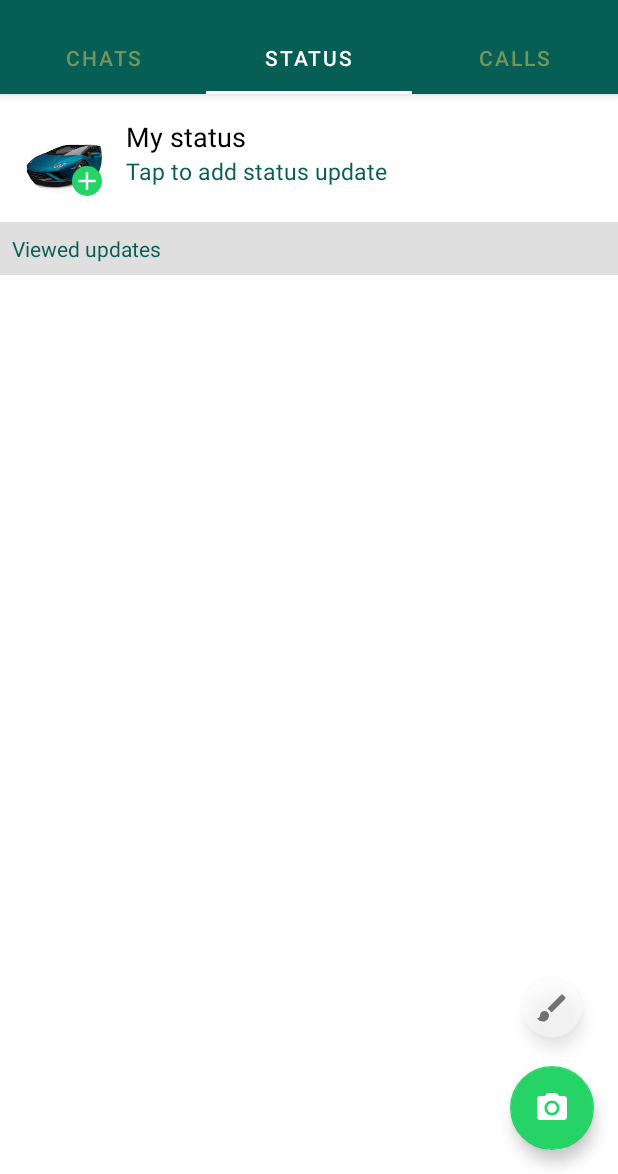
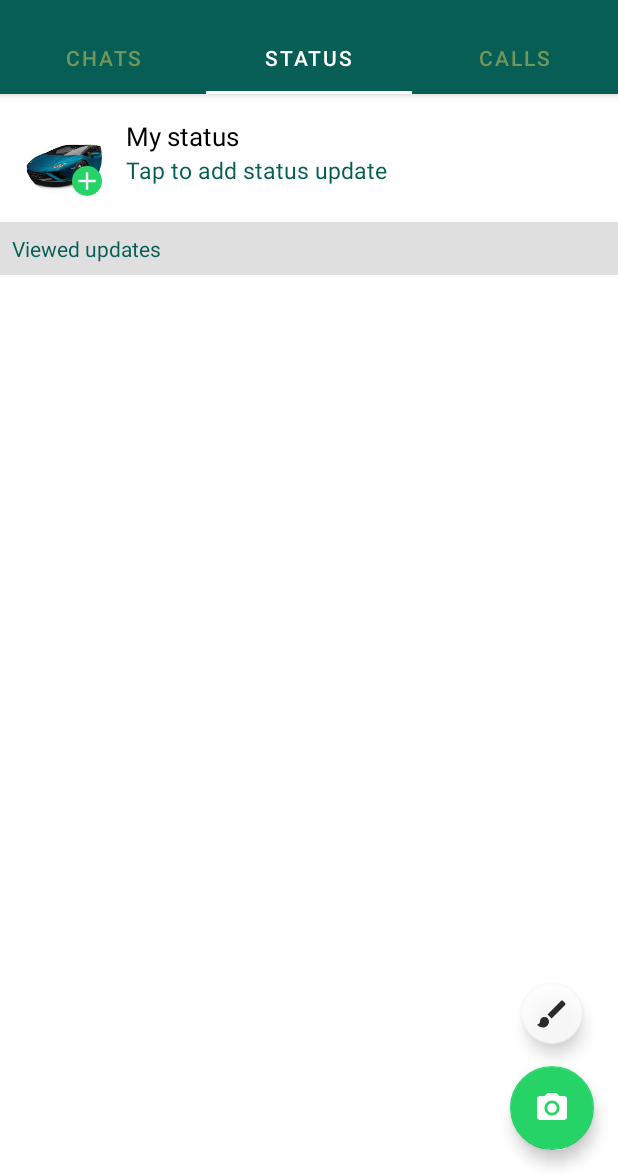
Before and after one commit to NayakRoshan/WhatsApp-Clone, an Android app: the screen it shows after launch (MainScreen before the commit, MainActivity after it), tab 2 chosen, on a phone screen of 412 x 824 dp, the part 62-1236 px from its top. Run offline under Robolectric (Android 15) with nearby library versions, the phone set to English and light mode, and no system bars; our stand-ins replace CircleImageView.

Commit message:
minor changes.

```diff
--- a/app/src/main/AndroidManifest.xml
+++ b/app/src/main/AndroidManifest.xml
@@ -16,7 +16,7 @@
             android:name=".ui.ChatActivity"
             android:theme="@style/NoActionBarMainTheme"
             android:windowSoftInputMode="stateVisible|adjustResize"/>
-        <activity android:name=".ui.MainScreen"
+        <activity android:name=".ui.MainActivity"
             android:theme="@style/NoActionBarMainTheme">
             <intent-filter>
                 <action android:name="android.intent.action.MAIN" />
--- a/app/src/main/java/com/example/whatsappclone/ui/MainScreen.kt
+++ b/app/src/main/java/com/example/whatsappclone/ui/MainActivity.kt
@@ -4,6 +4,7 @@ import android.animation.Animator
 import android.animation.ObjectAnimator
 import androidx.appcompat.app.AppCompatActivity
 import android.os.Bundle
+import android.util.Log
 import android.view.View
 import androidx.core.content.ContextCompat
 import androidx.fragment.app.Fragment
@@ -11,10 +12,11 @@ import androidx.viewpager.widget.ViewPager
 import com.example.whatsappclone.R
 import kotlinx.android.synthetic.main.activity_main.*
 
-class MainScreen : AppCompatActivity() {
+class MainActivity : AppCompatActivity() {
 
     private var previousPage : Int = 0
     private var TRANSLATED_Y : Float? = null
+    private val FAB_MARGIN = 10
 
     override fun onCreate(savedInstanceState: Bundle?) {
         super.onCreate(savedInstanceState)
@@ -24,7 +26,7 @@ class MainScreen : AppCompatActivity() {
 
     override fun onStart() {
         super.onStart()
-        TRANSLATED_Y = 100f
+        Log.d("Height", "fab height = ${fabNormal.height}")
     }
 
     private fun setUpAdapterAndTabLayout() {
@@ -53,6 +55,9 @@ class MainScreen : AppCompatActivity() {
         ) {}
 
         override fun onPageSelected(position: Int) {
+            Log.d("Height", "fab height = ${fabNormal.height}")
+            TRANSLATED_Y = fabNormal.height.toFloat() + FAB_MARGIN.toFloat()
+
             if (previousPage == 0) {
                 fabMini.visibility = View.VISIBLE
                 when (position) {
--- a/app/src/main/res/drawable-v24/info.xml
+++ b/app/src/main/res/drawable-v24/info.xml
@@ -3,7 +3,7 @@
     android:height="24dp"
     android:viewportWidth="24"
     android:viewportHeight="24"
-    android:tint="@color/dialog_icon_color">
+    android:tint="@color/iconColor">
   <path
       android:fillColor="@android:color/white"
       android:pathData="M12,2C6.48,2 2,6.48 2,12s4.48,10 10,10 10,-4.48 10,-10S17.52,2 12,2zM13,17h-2v-6h2v6zM13,9h-2L11,7h2v2z"/>
--- /dev/null
+++ b/app/src/main/res/drawable/square_layout.xml
@@ -0,0 +1,6 @@
+<?xml version="1.0" encoding="utf-8"?>
+<shape xmlns:android="http://schemas.android.com/apk/res/android"
+    android:shape="rectangle">
+    <size android:width="@dimen/sharedDocSize"
+        android:height="@dimen/sharedDocSize"/>
+</shape>
--- a/app/src/main/res/layout/activity_main.xml
+++ b/app/src/main/res/layout/activity_main.xml
@@ -4,7 +4,7 @@
     xmlns:tools="http://schemas.android.com/tools"
     android:layout_width="match_parent"
     android:layout_height="match_parent"
-    tools:context=".ui.MainScreen">
+    tools:context=".ui.MainActivity">
 
     <com.google.android.material.appbar.AppBarLayout
         android:id="@+id/abMainBar"
@@ -70,7 +70,7 @@
         app:fabSize="mini"
         app:backgroundTint="@color/white"
         android:visibility="invisible"
-        android:alpha="0.5"
+        android:alpha="0.8"
         app:layout_constraintBottom_toBottomOf="@id/fabNormal"
         app:layout_constraintEnd_toEndOf="@id/fabNormal"
         app:layout_constraintStart_toStartOf="@id/fabNormal"
--- a/app/src/main/res/layout/shared_doc_layout.xml
+++ b/app/src/main/res/layout/shared_doc_layout.xml
@@ -4,12 +4,12 @@
     xmlns:app="http://schemas.android.com/apk/res-auto"
     android:layout_width="wrap_content"
     android:layout_height="wrap_content"
-    android:layout_margin="8dp">
+    android:layout_margin="@dimen/lessMargin">
 
     <ImageView
         android:id="@+id/ivSharedImage"
-        android:layout_width="@dimen/sharedSocSize"
-        android:layout_height="@dimen/sharedSocSize"
+        android:layout_width="@dimen/sharedDocSize"
+        android:layout_height="@dimen/sharedDocSize"
         app:layout_constraintStart_toStartOf="parent"
         app:layout_constraintTop_toTopOf="parent"
         app:layout_constraintEnd_toEndOf="parent"
--- a/app/src/main/res/layout/view_layout.xml
+++ b/app/src/main/res/layout/view_layout.xml
@@ -51,7 +51,7 @@
         android:id="@+id/seperatorLine"
         android:layout_width="0dp"
         android:layout_height="@dimen/lineHeight"
-        android:background="#B4C1B6"
+        android:background="@color/seperatorLineColor"
         android:layout_marginTop="@dimen/margin"
         app:layout_constraintBottom_toBottomOf="parent"
         app:layout_constraintEnd_toEndOf="@id/tvLatestMessage"
--- a/app/src/main/res/values/colors.xml
+++ b/app/src/main/res/values/colors.xml
@@ -1,9 +1,10 @@
 <?xml version="1.0" encoding="utf-8"?>
+<!--#013220-->
 <resources>
     <color name="colorPrimary">#6200EE</color>
     <color name="colorPrimaryDark">#3700B3</color>
     <color name="colorAccent">#03DAC5</color>
-    <color name="darkestGreen">#013220</color>
+    <color name="darkestGreen">#063933</color>
     <color name="darkGreen">#075E54</color>
     <color name="lightGreen">#25D366</color>
     <color name="iconColor">#128C7E</color>
@@ -17,4 +18,5 @@
     <color name="collapsed_toolbar_color">#767F3A</color>
     <color name="red">#FF0000</color>
     <color name="chat_background">#20000000</color>
+    <color name="seperatorLineColor">#B4C1B6</color>
 </resources>
--- a/app/src/main/res/values/dimens.xml
+++ b/app/src/main/res/values/dimens.xml
@@ -8,7 +8,7 @@
     <dimen name="margin">8dp</dimen>
     <dimen name="largeMargin">12dp</dimen>
     <dimen name="lessMargin">4dp</dimen>
-    <dimen name="bigText">18sp</dimen>
+    <dimen name="bigText">17sp</dimen>
     <dimen name="mediumText">15sp</dimen>
     <dimen name="smallText">12sp</dimen>
     <dimen name="padding">8dp</dimen>
@@ -17,5 +17,5 @@
     <dimen name="lineHeight">1dp</dimen>
     <dimen name="dialogDpWidth">250dp</dimen>
     <dimen name="smallImageSize">20dp</dimen>
-    <dimen name="sharedSocSize">80dp</dimen>
+    <dimen name="sharedDocSize">60dp</dimen>
 </resources>
```
